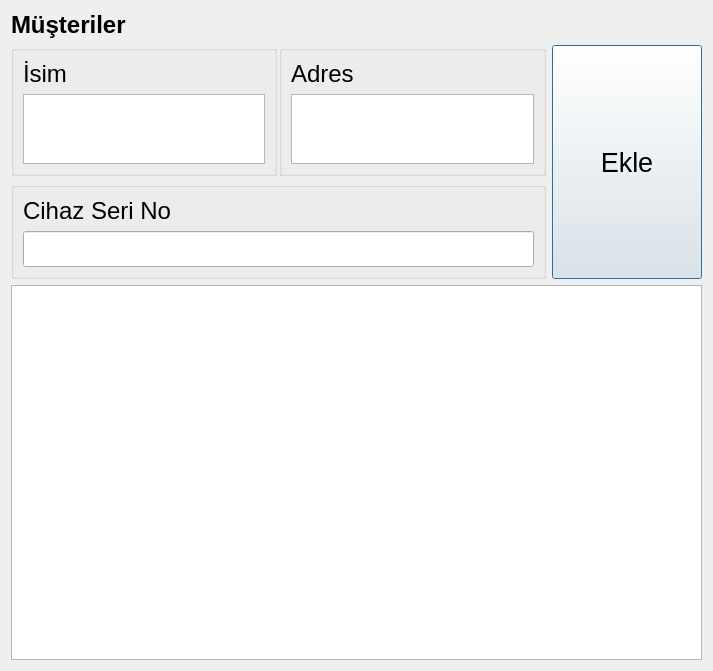
Qt form musteri.ui (yunusemrecinar/QT5-cihaz-kimlik-teknik-servis) before a commit.
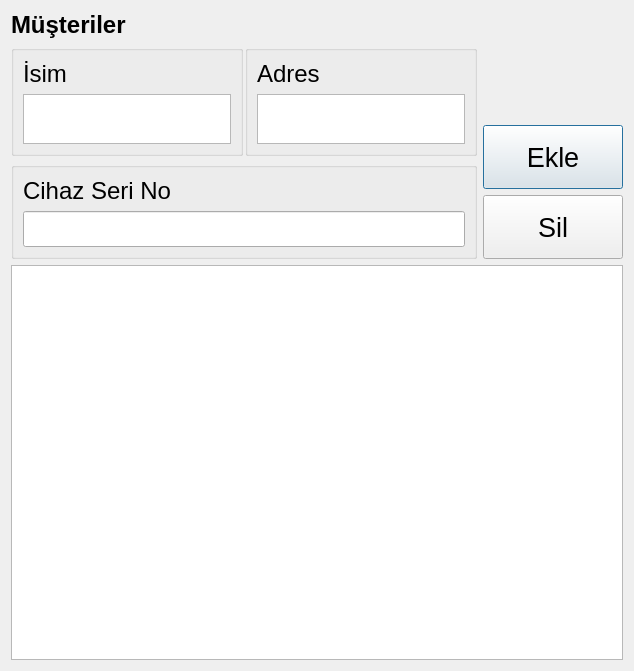
The same form after that commit.

What changed in the file:
```diff
--- a/musteri.ui
+++ b/musteri.ui
@@ -6,14 +6,14 @@
    <rect>
     <x>0</x>
     <y>0</y>
-    <width>713</width>
+    <width>634</width>
     <height>659</height>
    </rect>
   </property>
   <property name="windowTitle">
    <string>Dialog</string>
   </property>
-  <layout class="QVBoxLayout" name="verticalLayout_6">
+  <layout class="QVBoxLayout" name="verticalLayout_7">
    <item>
     <layout class="QVBoxLayout" name="verticalLayout">
      <item>
@@ -61,6 +61,12 @@
               </item>
               <item>
                <widget class="QTextEdit" name="textEditIsim">
+                <property name="maximumSize">
+                 <size>
+                  <width>16777215</width>
+                  <height>50</height>
+                 </size>
+                </property>
                 <property name="font">
                  <font>
                   <pointsize>18</pointsize>
@@ -88,6 +94,18 @@
               </item>
               <item>
                <widget class="QTextEdit" name="textEditAdres">
+                <property name="sizePolicy">
+                 <sizepolicy hsizetype="Expanding" vsizetype="Expanding">
+                  <horstretch>0</horstretch>
+                  <verstretch>0</verstretch>
+                 </sizepolicy>
+                </property>
+                <property name="maximumSize">
+                 <size>
+                  <width>16777215</width>
+                  <height>50</height>
+                 </size>
+                </property>
                 <property name="font">
                  <font>
                   <pointsize>18</pointsize>
@@ -130,6 +148,36 @@
         </layout>
        </item>
        <item>
+        <layout class="QVBoxLayout" name="verticalLayout_6">
+         <item>
+          <widget class="QLabel" name="label_4">
+           <property name="text">
+            <string/>
+           </property>
+          </widget>
+         </item>
+         <item>
+          <widget class="QLabel" name="label_5">
+           <property name="text">
+            <string/>
+           </property>
+          </widget>
+         </item>
+         <item>
+          <widget class="QLabel" name="label_6">
+           <property name="text">
+            <string/>
+           </property>
+          </widget>
+         </item>
+         <item>
+          <widget class="QLabel" name="label_7">
+           <property name="text">
+            <string/>
+           </property>
+          </widget>
+         </item>
+         <item>
         <widget class="QPushButton" name="pushButton">
          <property name="sizePolicy">
           <sizepolicy hsizetype="Minimum" vsizetype="Expanding">
@@ -139,7 +187,7 @@
          </property>
          <property name="minimumSize">
           <size>
-           <width>150</width>
+             <width>140</width>
            <height>0</height>
           </size>
          </property>
@@ -148,14 +196,31 @@
            <pointsize>20</pointsize>
           </font>
          </property>
-         <property name="styleSheet">
-          <string notr="true"/>
-         </property>
          <property name="text">
           <string>Ekle</string>
          </property>
         </widget>
        </item>
+         <item>
+          <widget class="QPushButton" name="pushButton_sil">
+           <property name="sizePolicy">
+            <sizepolicy hsizetype="Minimum" vsizetype="Expanding">
+             <horstretch>0</horstretch>
+             <verstretch>0</verstretch>
+            </sizepolicy>
+           </property>
+           <property name="font">
+            <font>
+             <pointsize>20</pointsize>
+            </font>
+           </property>
+           <property name="text">
+            <string>Sil</string>
+           </property>
+          </widget>
+         </item>
+        </layout>
+       </item>
       </layout>
      </item>
      <item>
@@ -163,7 +228,7 @@
        <property name="minimumSize">
         <size>
          <width>0</width>
-         <height>375</height>
+         <height>395</height>
         </size>
        </property>
        <property name="font">
```
Lines whose indentation alone changed are shown as unchanged.
